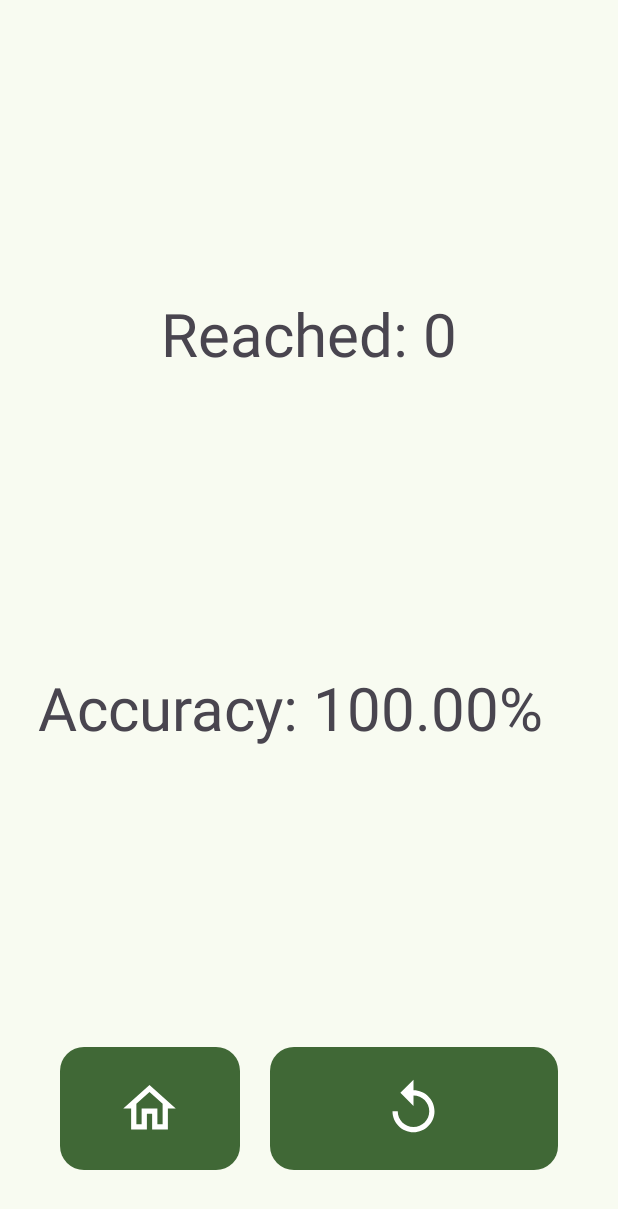
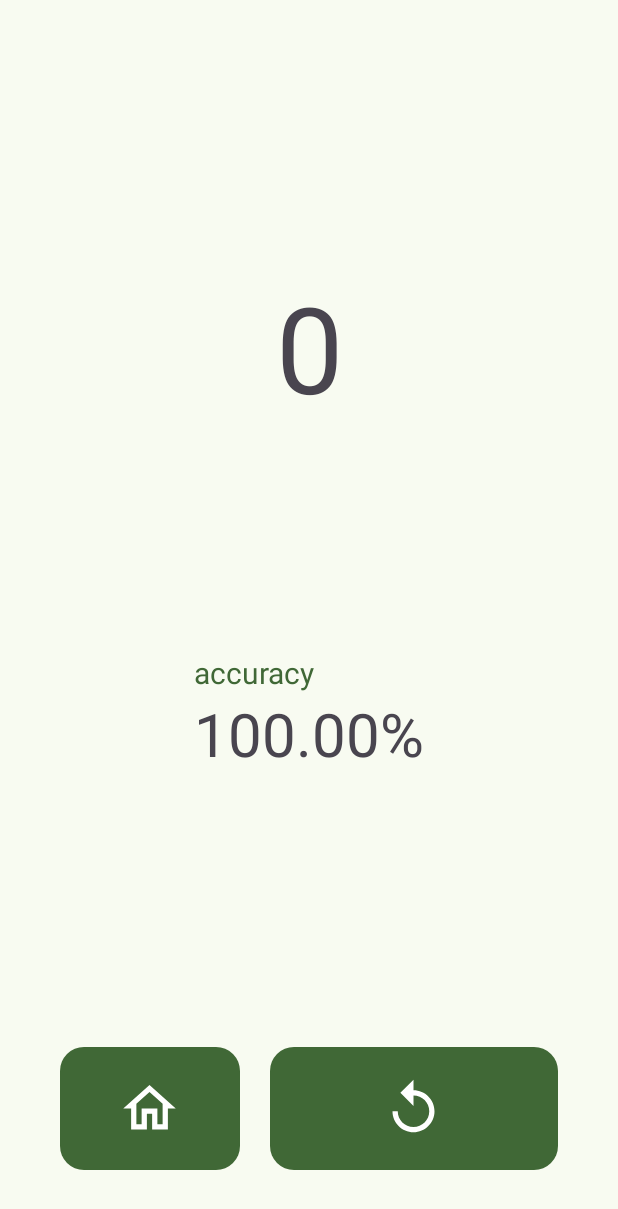
Before and after one commit to wasp-byte/piapp, an Android app: the EndScreenActivity screen opened directly, with no data from a screen before it, on a phone screen of 412 x 824 dp. Shown: the top 1209 px of the screen. Run offline under Robolectric (Android 15) with nearby library versions, the phone set to English and light mode, and no system bars.

Commit message:
Change layout End screen

```diff
--- a/app/src/main/java/com/waspbyte/piapp/EndScreenActivity.kt
+++ b/app/src/main/java/com/waspbyte/piapp/EndScreenActivity.kt
@@ -23,12 +23,11 @@ class EndScreenActivity : AppCompatActivity() {
 
         val accuracyTv = findViewById<TextView>(R.id.accuracy_tv)
         val indexTv = findViewById<TextView>(R.id.index_tv)
-        val streakTv = findViewById<TextView>(R.id.streak_tv)
         val score = intent.getFloatExtra("SCORE", 1.0f)
         val currentIndex = intent.getIntExtra("CURRENT_INDEX", 0)
 
-        indexTv.text = "Reached: $currentIndex"
-        accuracyTv.text = "Accuracy: ${"%.2f".format(score * 100f)}%"
+        indexTv.text = currentIndex.toString()
+        accuracyTv.text = "${"%.2f".format(score * 100f)}%"
 
         val sharedPref = getSharedPreferences(getString(R.string.prefs), MODE_PRIVATE)
         val previousIndex = sharedPref.getInt(getString(R.string.index), 0)
--- a/app/src/main/res/layout/activity_end_screen.xml
+++ b/app/src/main/res/layout/activity_end_screen.xml
@@ -9,11 +9,20 @@
         android:layout_width="wrap_content"
         android:layout_height="wrap_content"
         android:textAlignment="center"
-        android:textSize="40sp"
+        android:textSize="80sp"
         app:layout_constraintBottom_toTopOf="@+id/accuracy_tv"
         app:layout_constraintLeft_toLeftOf="parent"
         app:layout_constraintRight_toRightOf="parent"
         app:layout_constraintTop_toTopOf="parent" />
+
+    <TextView
+        android:layout_width="wrap_content"
+        android:layout_height="wrap_content"
+        android:text="accuracy"
+        android:textSize="20sp"
+        android:textColor="?attr/colorSecondary"
+        app:layout_constraintLeft_toLeftOf="@+id/accuracy_tv"
+        app:layout_constraintBottom_toTopOf="@+id/accuracy_tv"/>
 
     <TextView
         android:id="@+id/accuracy_tv"
@@ -22,16 +31,6 @@
         android:textSize="40sp"
         app:layout_constraintBottom_toTopOf="@+id/back_btn"
         app:layout_constraintLeft_toLeftOf="parent"
-        app:layout_constraintRight_toLeftOf="@+id/streak_tv"
-        app:layout_constraintTop_toBottomOf="@+id/index_tv" />
-
-    <TextView
-        android:id="@+id/streak_tv"
-        android:layout_width="wrap_content"
-        android:layout_height="wrap_content"
-        android:textSize="40sp"
-        app:layout_constraintBottom_toTopOf="@+id/back_btn"
-        app:layout_constraintLeft_toRightOf="@+id/accuracy_tv"
         app:layout_constraintRight_toRightOf="parent"
         app:layout_constraintTop_toBottomOf="@+id/index_tv" />
 
```
